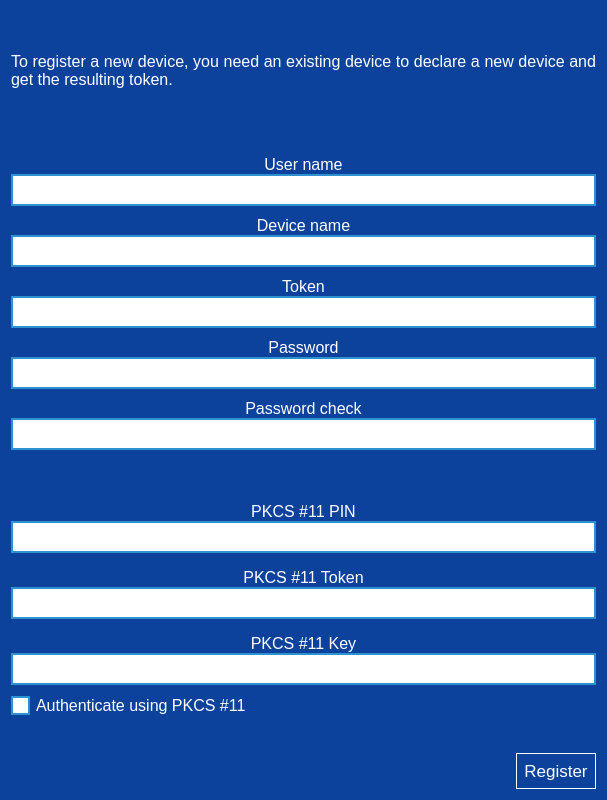
Above: parsec/core/gui/forms/login_register_device_widget.ui from Scille/parsec-cloud before the change. Below: the same form after it.
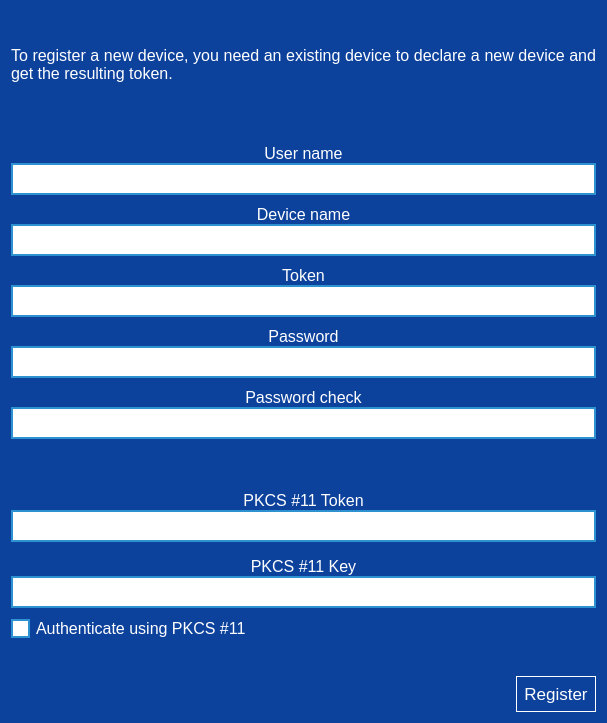
That is the form after the change. Icons and pictures are not drawn.

Commit message: [GUI] Can now fully invite and claim a new user

Diff of the .ui file:
```diff
--- a/parsec/core/gui/forms/login_register_device_widget.ui
+++ b/parsec/core/gui/forms/login_register_device_widget.ui
@@ -7,7 +7,7 @@
     <x>0</x>
     <y>0</y>
     <width>607</width>
-    <height>800</height>
+    <height>723</height>
    </rect>
   </property>
   <property name="windowTitle">
@@ -412,55 +412,6 @@
          <property name="bottomMargin">
           <number>0</number>
          </property>
-         <item>
-          <layout class="QVBoxLayout" name="verticalLayout_10">
-           <property name="spacing">
-            <number>0</number>
-           </property>
-           <item>
-            <widget class="QLabel" name="label_3">
-             <property name="font">
-              <font>
-               <pointsize>12</pointsize>
-              </font>
-             </property>
-             <property name="styleSheet">
-              <string notr="true">color: rgb(255, 255, 255);</string>
-             </property>
-             <property name="text">
-              <string>PKCS #11 PIN</string>
-             </property>
-             <property name="alignment">
-              <set>Qt::AlignCenter</set>
-             </property>
-            </widget>
-           </item>
-           <item>
-            <widget class="QLineEdit" name="line_edit_pkcs11_pin">
-             <property name="minimumSize">
-              <size>
-               <width>0</width>
-               <height>32</height>
-              </size>
-             </property>
-             <property name="font">
-              <font>
-               <pointsize>12</pointsize>
-              </font>
-             </property>
-             <property name="styleSheet">
-              <string notr="true">color: rgb(0, 0, 0);</string>
-             </property>
-             <property name="text">
-              <string/>
-             </property>
-             <property name="echoMode">
-              <enum>QLineEdit::Password</enum>
-             </property>
-            </widget>
-           </item>
-          </layout>
-         </item>
          <item>
           <layout class="QVBoxLayout" name="verticalLayout_11">
            <property name="spacing">
```
The commit also changes 3 other files.
